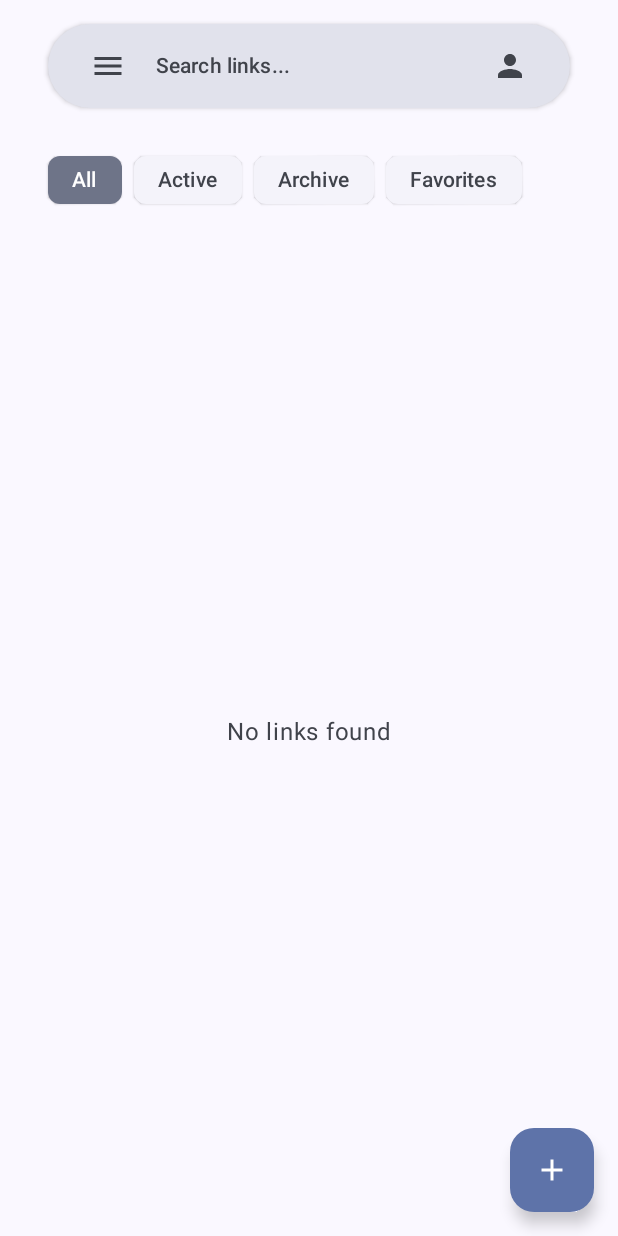
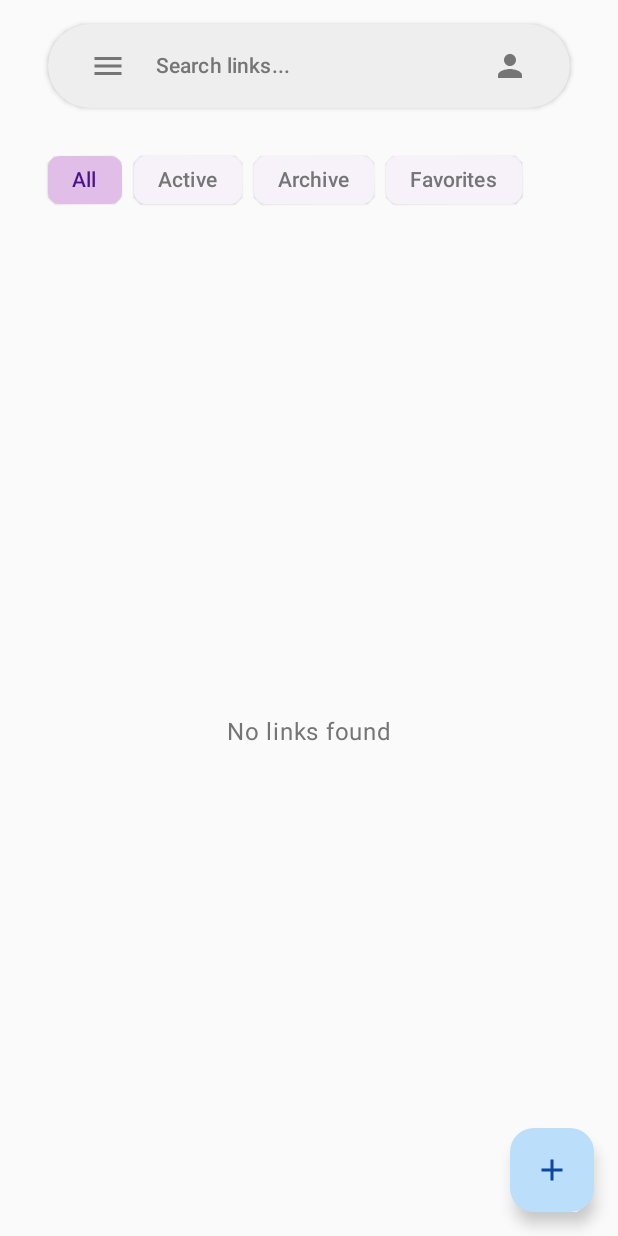
Before and after one commit to Vainyala17/linkstack, an Android app built with Jetpack Compose: the screen it shows after launch (MainActivity), on a phone screen of 412 x 824 dp. Run offline under Robolectric (Android 15) with nearby library versions, the phone set to English and light mode, and no system bars; our stand-ins replace Dagger/Hilt's generated code, Room's generated code.

Commit message:
Change colors

```diff
--- a/app/src/main/java/com/hp77/linkstash/presentation/components/LinkItem.kt
+++ b/app/src/main/java/com/hp77/linkstash/presentation/components/LinkItem.kt
@@ -1,6 +1,10 @@
 package com.hp77.linkstash.presentation.components
 
+import androidx.compose.foundation.isSystemInDarkTheme
 import androidx.compose.foundation.layout.Arrangement
+import androidx.compose.ui.text.font.FontWeight
+import com.hp77.linkstash.ui.theme.LinkColor
+import com.hp77.linkstash.ui.theme.LinkColorDark
 import androidx.compose.foundation.layout.Box
 import androidx.compose.foundation.layout.Column
 import androidx.compose.foundation.layout.Row
@@ -143,15 +147,23 @@ fun LinkItem(
                 ) {
                     Text(
                         text = link.title ?: link.url,
-                        style = MaterialTheme.typography.titleMedium,
+                        style = MaterialTheme.typography.titleMedium.copy(
+                            fontWeight = FontWeight.Bold
+                        ),
                         maxLines = 2,
-                        overflow = TextOverflow.Ellipsis
+                        overflow = TextOverflow.Ellipsis,
+                        color = if (isSystemInDarkTheme()) LinkColorDark else LinkColor
                     )
                     if (link.title != null) {
                         Text(
                             text = link.url,
-                            style = MaterialTheme.typography.bodySmall,
-                            color = MaterialTheme.colorScheme.onSurfaceVariant,
+                            style = MaterialTheme.typography.bodySmall.copy(
+                                textDecoration = androidx.compose.ui.text.style.TextDecoration.Underline
+                            ),
+                            color = if (isSystemInDarkTheme())
+                                LinkColorDark.copy(alpha = 0.9f)
+                            else
+                                LinkColor.copy(alpha = 0.95f), // Increased opacity for better visibility with darker blue
                             maxLines = 1,
                             overflow = TextOverflow.Ellipsis
                         )
--- a/app/src/main/java/com/hp77/linkstash/ui/theme/Color.kt
+++ b/app/src/main/java/com/hp77/linkstash/ui/theme/Color.kt
@@ -2,31 +2,35 @@ package com.hp77.linkstash.ui.theme
 
 import androidx.compose.ui.graphics.Color
 
+// Link colors
+val LinkColor = Color(0xFF0D47A1) // Material Blue 900 - deeper and more contrasting
+val LinkColorDark = Color(0xFF82B1FF) // Material Blue A100 - bright and visible in dark theme
+
 // Primary colors
-val Primary = Color(0xFF2196F3) // Blue 500
+val Primary = Color(0xFF1976D2) // Blue 700 for better contrast
 val OnPrimary = Color.White
 val PrimaryContainer = Color(0xFFBBDEFB) // Blue 100
-val OnPrimaryContainer = Color(0xFF1976D2) // Blue 700
+val OnPrimaryContainer = Color(0xFF0D47A1) // Blue 900 for better contrast
 
 // Secondary colors
-val Secondary = Color(0xFF9C27B0) // Purple 500
+val Secondary = Color(0xFF7B1FA2) // Purple 700 for better contrast
 val OnSecondary = Color.White
 val SecondaryContainer = Color(0xFFE1BEE7) // Purple 100
-val OnSecondaryContainer = Color(0xFF7B1FA2) // Purple 700
+val OnSecondaryContainer = Color(0xFF4A148C) // Purple 900 for better contrast
 
 // Tertiary colors
-val Tertiary = Color(0xFF4CAF50) // Green 500
+val Tertiary = Color(0xFF388E3C) // Green 700 for better contrast
 val OnTertiary = Color.White
 val TertiaryContainer = Color(0xFFC8E6C9) // Green 100
-val OnTertiaryContainer = Color(0xFF388E3C) // Green 700
+val OnTertiaryContainer = Color(0xFF1B5E20) // Green 900 for better contrast
 
 // Error colors
-val Error = Color(0xFFE53935) // Red 600
+val Error = Color(0xFFD32F2F) // Red 700 for better contrast
 val OnError = Color.White
 val ErrorContainer = Color(0xFFFFCDD2) // Red 100
 val OnErrorContainer = Color(0xFFB71C1C) // Red 900
 
-// Background colors
+// Background colors for light theme
 val Background = Color(0xFFFAFAFA) // Grey 50
 val OnBackground = Color(0xFF212121) // Grey 900
 val Surface = Color.White
@@ -34,5 +38,11 @@ val OnSurface = Color(0xFF212121) // Grey 900
 val SurfaceVariant = Color(0xFFEEEEEE) // Grey 200
 val OnSurfaceVariant = Color(0xFF757575) // Grey 600
 
+// Background colors for dark theme
+val BackgroundDark = Color(0xFF121212) // Material dark background
+val OnBackgroundDark = Color(0xFFE0E0E0) // Off-white for better readability
+val SurfaceDark = Color(0xFF1E1E1E) // Slightly lighter than background
+val OnSurfaceDark = Color(0xFFE0E0E0) // Off-white for better readability
+
 // Outline
-val Outline = Color(0xFFBDBDBD) // Grey 400
+val Outline = Color(0xFF9E9E9E) // Grey 500 for better contrast
--- a/app/src/main/java/com/hp77/linkstash/ui/theme/Theme.kt
+++ b/app/src/main/java/com/hp77/linkstash/ui/theme/Theme.kt
@@ -17,7 +17,7 @@ import androidx.compose.ui.platform.LocalView
 import androidx.core.view.WindowCompat
 
 private val LightColorScheme = lightColorScheme(
-    primary = Primary,
+    primary = LinkColor,
     onPrimary = OnPrimary,
     primaryContainer = PrimaryContainer,
     onPrimaryContainer = OnPrimaryContainer,
@@ -43,7 +43,7 @@ private val LightColorScheme = lightColorScheme(
 )
 
 private val DarkColorScheme = darkColorScheme(
-    primary = Color(0xFF90CAF9), // Blue 200
+    primary = LinkColorDark,
     onPrimary = Color(0xFF0D47A1), // Blue 900
     primaryContainer = Color(0xFF1976D2), // Blue 700
     onPrimaryContainer = Color(0xFFBBDEFB), // Blue 100
@@ -59,10 +59,10 @@ private val DarkColorScheme = darkColorScheme(
     onError = Color(0xFFB71C1C), // Red 900
     errorContainer = Color(0xFFD32F2F), // Red 700
     onErrorContainer = Color(0xFFFFCDD2), // Red 100
-    background = Color(0xFF121212),
-    onBackground = Color(0xFFEEEEEE),
-    surface = Color(0xFF1E1E1E),
-    onSurface = Color(0xFFEEEEEE),
+    background = BackgroundDark,
+    onBackground = OnBackgroundDark,
+    surface = SurfaceDark,
+    onSurface = OnSurfaceDark,
     surfaceVariant = Color(0xFF2D2D2D),
     onSurfaceVariant = Color(0xFFBDBDBD),
     outline = Color(0xFF757575)
@@ -71,7 +71,7 @@ private val DarkColorScheme = darkColorScheme(
 @Composable
 fun LinkStashTheme(
     darkTheme: Boolean = isSystemInDarkTheme(),
-    dynamicColor: Boolean = true,
+    dynamicColor: Boolean = false, // Disabled by default to use our custom colors
     content: @Composable () -> Unit
 ) {
     val colorScheme = when {
--- a/app/src/main/java/com/hp77/linkstash/ui/theme/Type.kt
+++ b/app/src/main/java/com/hp77/linkstash/ui/theme/Type.kt
@@ -53,24 +53,24 @@ val Typography = Typography(
         letterSpacing = 0.sp
     ),
 
-    // Titles
+    // Titles with increased weight for better emphasis
     titleLarge = TextStyle(
         fontFamily = FontFamily.Default,
-        fontWeight = FontWeight.SemiBold,
+        fontWeight = FontWeight.Bold,
         fontSize = 22.sp,
         lineHeight = 28.sp,
-        letterSpacing = 0.sp
+        letterSpacing = (-0.25).sp // Tighter spacing for headings
     ),
     titleMedium = TextStyle(
         fontFamily = FontFamily.Default,
-        fontWeight = FontWeight.SemiBold,
+        fontWeight = FontWeight.Bold,
         fontSize = 16.sp,
         lineHeight = 24.sp,
-        letterSpacing = 0.15.sp
+        letterSpacing = 0.sp
     ),
     titleSmall = TextStyle(
         fontFamily = FontFamily.Default,
-        fontWeight = FontWeight.Medium,
+        fontWeight = FontWeight.SemiBold,
         fontSize = 14.sp,
         lineHeight = 20.sp,
         letterSpacing = 0.1.sp
```
